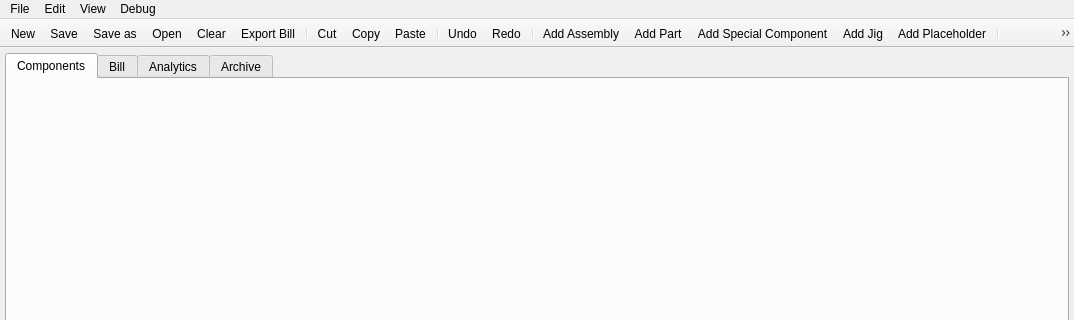
Before: the Qt Designer form UIs/main_window/main_window.ui in PippoGot/PRJ_Manager_2020, drawn with Qt 5; both pictures show x 0 to 1074 and y 0 to 320 of the 1074 by 766 pixel window.
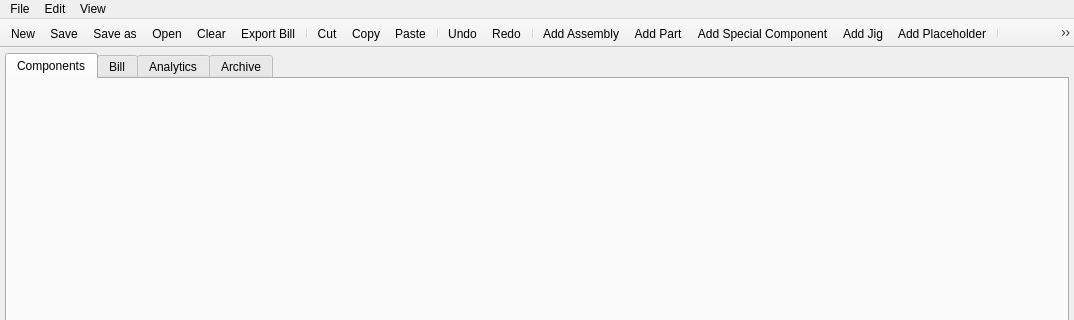
After: the same form once the commit is applied. Icons and pictures are not drawn.

Commit message: implemented json file reading and saving instead of csv files, moved color and icon creation inside the tree model, removed debug menu

Diff of the .ui file:
```diff
--- a/UIs/main_window/main_window.ui
+++ b/UIs/main_window/main_window.ui
@@ -196,17 +196,9 @@
     <addaction name="separator"/>
     <addaction name="uiActDeprecated"/>
    </widget>
-   <widget class="QMenu" name="menuDebug">
-    <property name="title">
-     <string>Debug</string>
-    </property>
-    <addaction name="uiActLevel"/>
-    <addaction name="uiActHash"/>
-   </widget>
    <addaction name="menuFile"/>
    <addaction name="menuEdit"/>
    <addaction name="menuView"/>
-   <addaction name="menuDebug"/>
   </widget>
   <widget class="QStatusBar" name="uiStatusbar"/>
   <widget class="QToolBar" name="toolBar">
```
Left out of the diff: 27 changed lines with no effect on the pictures. The commit also changes 49 other files.
